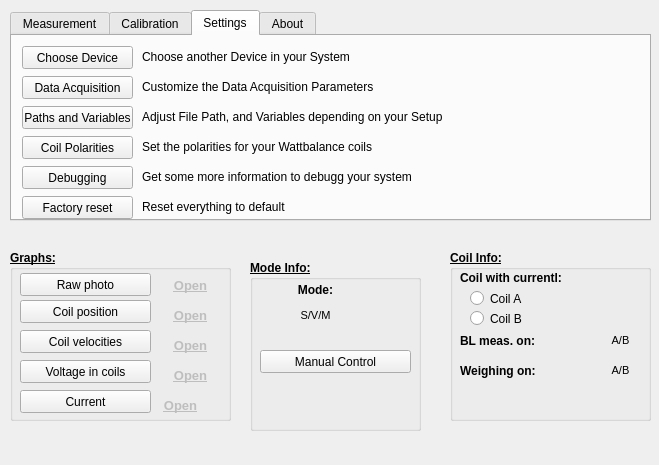
Old version of the form gui_w_main.ui in the repository usnistgov/legokibblebalance.
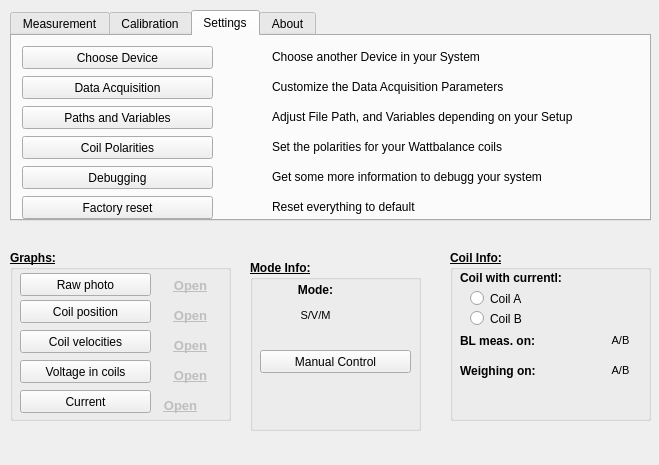
New version of the form. The open tabs and pages were chosen to show the change.

Patch:
```diff
--- a/gui_w_main.ui
+++ b/gui_w_main.ui
@@ -287,7 +287,7 @@
        <rect>
         <x>10</x>
         <y>70</y>
-        <width>111</width>
+        <width>191</width>
         <height>23</height>
        </rect>
       </property>
@@ -300,7 +300,7 @@
        <rect>
         <x>10</x>
         <y>40</y>
-        <width>111</width>
+        <width>191</width>
         <height>23</height>
        </rect>
       </property>
@@ -313,7 +313,7 @@
        <rect>
         <x>10</x>
         <y>10</y>
-        <width>111</width>
+        <width>191</width>
         <height>23</height>
        </rect>
       </property>
@@ -326,7 +326,7 @@
        <rect>
         <x>10</x>
         <y>100</y>
-        <width>111</width>
+        <width>191</width>
         <height>23</height>
        </rect>
       </property>
@@ -339,7 +339,7 @@
        <rect>
         <x>10</x>
         <y>130</y>
-        <width>111</width>
+        <width>191</width>
         <height>23</height>
        </rect>
       </property>
@@ -352,7 +352,7 @@
        <rect>
         <x>10</x>
         <y>160</y>
-        <width>111</width>
+        <width>191</width>
         <height>23</height>
        </rect>
       </property>
@@ -363,9 +363,9 @@
      <widget class="QLabel" name="label_3">
       <property name="geometry">
        <rect>
-        <x>130</x>
+        <x>260</x>
         <y>10</y>
-        <width>301</width>
+        <width>361</width>
         <height>21</height>
        </rect>
       </property>
@@ -376,9 +376,9 @@
      <widget class="QLabel" name="label_10">
       <property name="geometry">
        <rect>
-        <x>130</x>
+        <x>260</x>
         <y>40</y>
-        <width>301</width>
+        <width>361</width>
         <height>21</height>
        </rect>
       </property>
@@ -389,9 +389,9 @@
      <widget class="QLabel" name="label_11">
       <property name="geometry">
        <rect>
-        <x>130</x>
+        <x>260</x>
         <y>70</y>
-        <width>301</width>
+        <width>361</width>
         <height>21</height>
        </rect>
       </property>
@@ -402,9 +402,9 @@
      <widget class="QLabel" name="label_12">
       <property name="geometry">
        <rect>
-        <x>130</x>
+        <x>260</x>
         <y>100</y>
-        <width>301</width>
+        <width>361</width>
         <height>21</height>
        </rect>
       </property>
@@ -415,9 +415,9 @@
      <widget class="QLabel" name="label_13">
       <property name="geometry">
        <rect>
-        <x>130</x>
+        <x>260</x>
         <y>130</y>
-        <width>301</width>
+        <width>361</width>
         <height>21</height>
        </rect>
       </property>
@@ -428,9 +428,9 @@
      <widget class="QLabel" name="label_14">
       <property name="geometry">
        <rect>
-        <x>130</x>
+        <x>260</x>
         <y>160</y>
-        <width>301</width>
+        <width>361</width>
         <height>21</height>
        </rect>
       </property>
```
Left out of the diff: 2 changed lines with no effect on the pictures.
